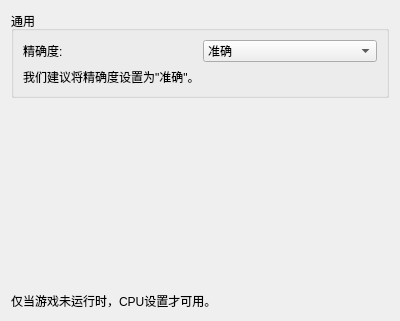
The window that src/yuzu/configuration/configure_cpu.ui (formylover/yuzu-early-access) describes before a commit, drawn with Qt 5.
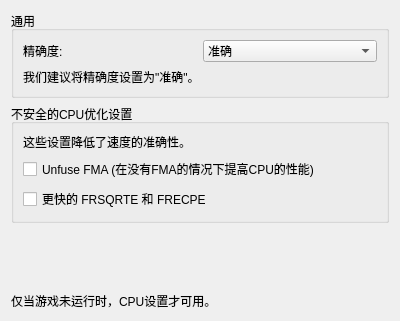
The same window after the commit.

```diff
--- a/src/yuzu/configuration/configure_cpu.ui
+++ b/src/yuzu/configuration/configure_cpu.ui
@@ -62,6 +62,53 @@
      </item>
     </layout>
    </item>
+   <item>
+    <layout class="QVBoxLayout">
+     <item>
+      <widget class="QGroupBox" name="unsafe_group">
+       <property name="title">
+        <string>不安全的CPU优化设置</string>
+       </property>
+       <layout class="QVBoxLayout">
+        <item>
+         <widget class="QLabel">
+          <property name="wordWrap">
+            <bool>1</bool>
+          </property>
+          <property name="text">
+           <string>这些设置降低了速度的准确性。</string>
+          </property>
+         </widget>
+        </item>
+        <item>
+         <widget class="QCheckBox" name="cpuopt_unsafe_unfuse_fma">
+          <property name="text">
+           <string>Unfuse FMA (在没有FMA的情况下提高CPU的性能)</string>
+          </property>
+          <property name="toolTip">
+           <string>
+            &lt;div&gt;此选项通过降低不具有本机FMA支持的CPU上的乘加指令的准确性来提高速度。&lt;/div&gt;
+           </string>
+          </property>
+         </widget>
+        </item>
+        <item>
+         <widget class="QCheckBox" name="cpuopt_unsafe_reduce_fp_error">
+          <property name="text">
+           <string>更快的 FRSQRTE 和 FRECPE</string>
+          </property>
+          <property name="toolTip">
+           <string>
+            &lt;div&gt;通过使用不太准确的本机近似，此选项可提高某些近似浮点函数的速度。&lt;/div&gt;
+           </string>
+          </property>
+         </widget>
+        </item>
+       </layout>
+      </widget>
+     </item>
+    </layout>
+   </item>
    <item>
     <spacer name="verticalSpacer">
      <property name="orientation">
```
Left out of the diff: 5 changed lines with no effect on the pictures.
